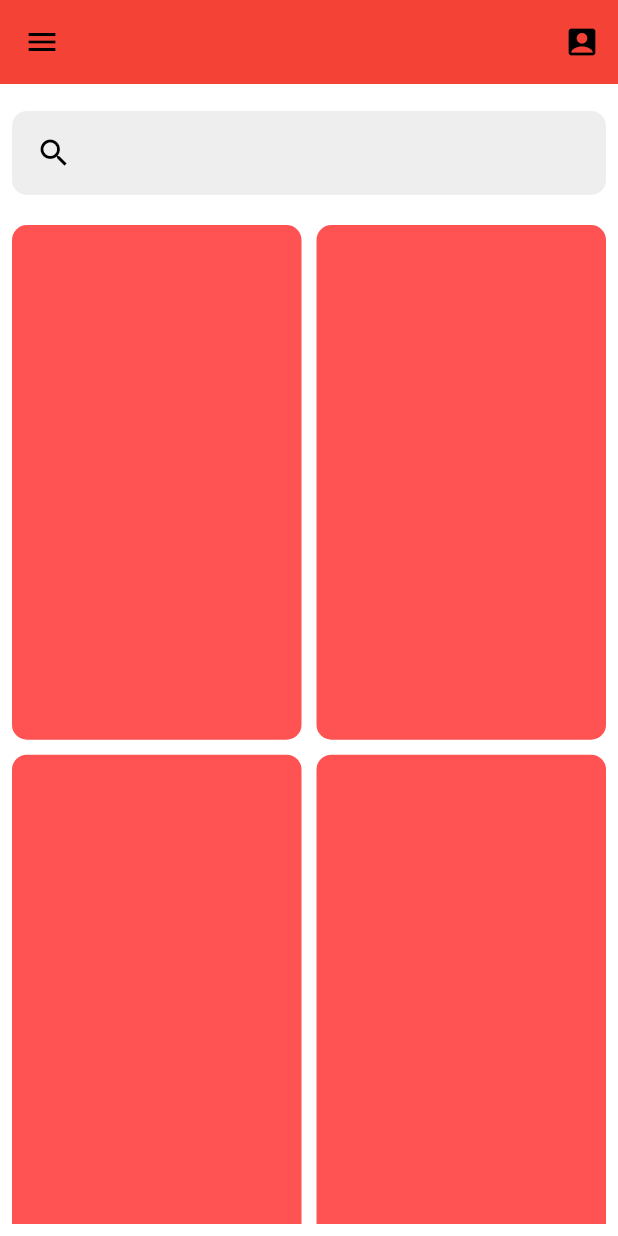
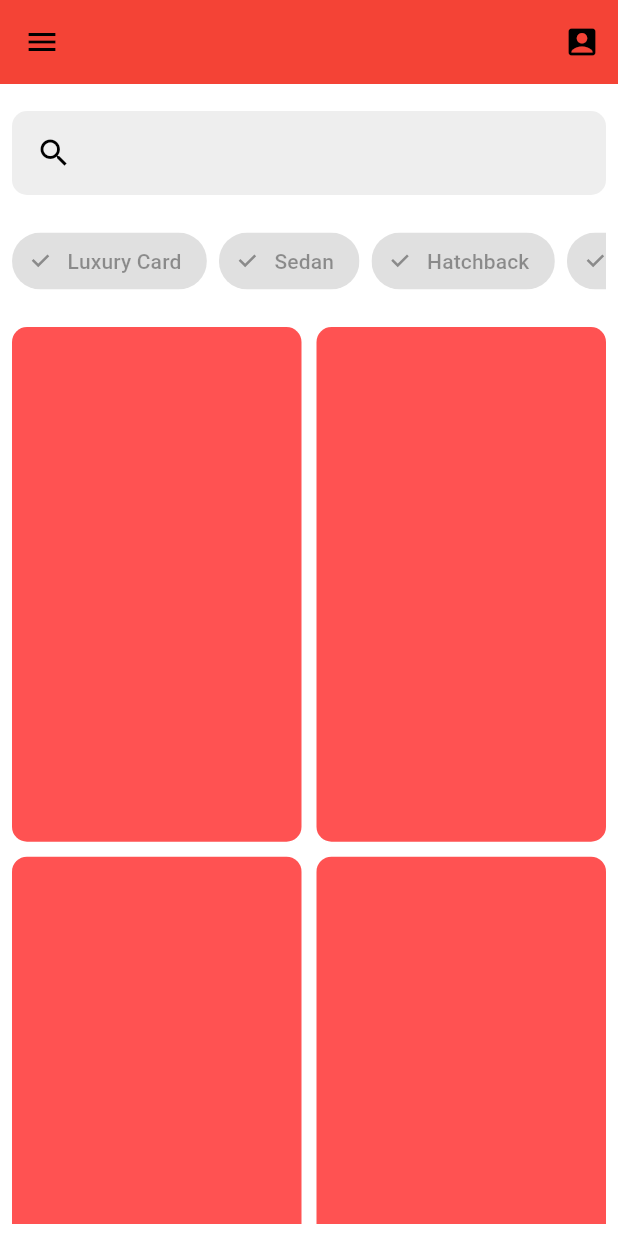
Before and after one commit to Yudhono/dummy-car-rent, a Flutter app: the screen it shows after launch, on a phone screen of 412 x 824 dp. Run offline on Flutter 3.47's test engine with Material 3 defaults, Android fonts, the phone set to English and light mode, and no system bars.

```diff
--- a/lib/home_screen.dart
+++ b/lib/home_screen.dart
@@ -137,6 +137,47 @@ class _MyHomePageState extends State<HomeScreen> {
                 });
               }),
               const SizedBox(height: 20),
+              SingleChildScrollView(
+                scrollDirection: Axis.horizontal,
+                child: Row(
+                  children: [
+                    ChoiceChip(
+                      label: const Text('Luxury Card'),
+                      selected: true,
+                      shape: RoundedRectangleBorder(
+                          borderRadius: BorderRadius.circular(50)),
+                    ),
+                    const SizedBox(
+                      width: 8,
+                    ),
+                    ChoiceChip(
+                      label: const Text('Sedan'),
+                      selected: true,
+                      shape: RoundedRectangleBorder(
+                          borderRadius: BorderRadius.circular(50)),
+                    ),
+                    const SizedBox(
+                      width: 8,
+                    ),
+                    ChoiceChip(
+                      label: const Text('Hatchback'),
+                      selected: true,
+                      shape: RoundedRectangleBorder(
+                          borderRadius: BorderRadius.circular(50)),
+                    ),
+                    const SizedBox(
+                      width: 8,
+                    ),
+                    ChoiceChip(
+                      label: const Text('MPV'),
+                      selected: true,
+                      shape: RoundedRectangleBorder(
+                          borderRadius: BorderRadius.circular(50)),
+                    ),
+                  ],
+                ),
+              ),
+              const SizedBox(height: 20),
               Expanded(
                 child: GridView.builder(
                   itemCount: 8,
```
